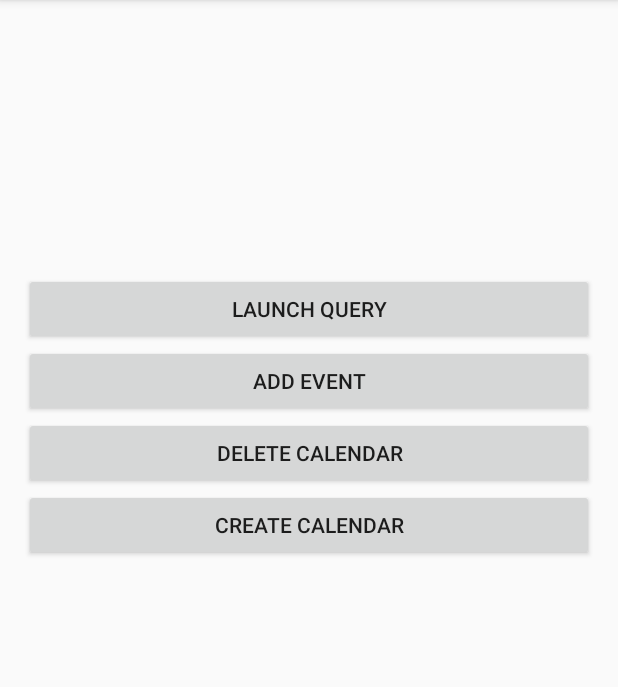
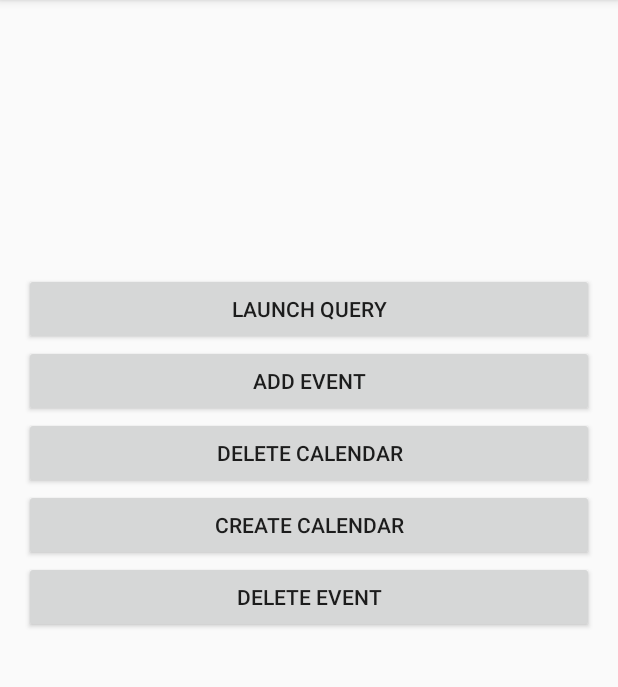
Before and after one commit to NGabi/DevoirsDAMP, an Android app: the screen it shows after launch (CalendarsActivity), after a tap on "ADD EVENT", on a phone screen of 412 x 824 dp, the part 84-771 px from its top. Run offline under Robolectric (Android 15) with nearby library versions, the phone set to English and light mode, and no system bars; 7 statements that could not run were skipped.

Commit message:
added function deleteEvent

```diff
--- a/Devoir3/CalendarProviderMeds/app/src/main/AndroidManifest.xml
+++ b/Devoir3/CalendarProviderMeds/app/src/main/AndroidManifest.xml
@@ -18,8 +18,7 @@
                 <category android:name="android.intent.category.LAUNCHER" />
             </intent-filter>
         </activity>
-        <activity android:name=".Main2Activity" >
-        </activity>
+
     </application>
 
 </manifest>
--- a/Devoir6/CalendarData_ContentProvider/app/src/main/java/com/example/ibagn/calendardata_contentprovider/CalendarsActivity.java
+++ b/Devoir6/CalendarData_ContentProvider/app/src/main/java/com/example/ibagn/calendardata_contentprovider/CalendarsActivity.java
@@ -26,7 +26,7 @@ public class CalendarsActivity extends AppCompatActivity {
 
 
     String MY_ACCOUNT_NAME = "anamaria@example.com";
-    String calendarID,calendarName="Medication Calendar";
+    String calendarID, calendarName = "Medication Calendar";
     boolean calendarExists = false;
     public static Uri CALENDAR_URI =
             Uri.parse("content://com.android.calendar/calendars");
@@ -42,7 +42,8 @@ public class CalendarsActivity extends AppCompatActivity {
         Button addEvent = (Button) findViewById(R.id.add);
         Button delete_btn = (Button) findViewById(R.id.delete);
         Button addCalendar = (Button) findViewById(R.id.addCalendar);
-        if(calendarExists == false){
+        Button deleteEvent = (Button) findViewById(R.id.rm_event);
+        if (calendarExists == false) {
             createCalendar();
             calendarExists = true;
         }
@@ -53,12 +54,10 @@ public class CalendarsActivity extends AppCompatActivity {
                 // TODO Auto-generated method stub
 
 
-                if(calendarExists == false){
+                if (calendarExists == false) {
                     createCalendar();
                     calendarExists = true;
                 }
-
-
 
 
             }
@@ -71,6 +70,17 @@ public class CalendarsActivity extends AppCompatActivity {
                 // TODO Auto-generated method stub
 
                 query();
+
+
+            }
+        });
+        deleteEvent.setOnClickListener(new View.OnClickListener() {
+
+            @Override
+            public void onClick(View v) {
+                // TODO Auto-generated method stub
+
+                removeEvent();
 
 
             }
@@ -94,6 +104,7 @@ public class CalendarsActivity extends AppCompatActivity {
             }
         });
     }
+
     public void createCalendar() {
         ContentValues values = new ContentValues();
         values.put(
@@ -141,7 +152,7 @@ public class CalendarsActivity extends AppCompatActivity {
         setId();
         calendarExists = true;
 
-        }
+    }
 
     public void deleteCalendar(String calendar_name) {
         Uri evuri = CalendarContract.Calendars.CONTENT_URI;
@@ -169,13 +180,7 @@ public class CalendarsActivity extends AppCompatActivity {
         // Get a Cursor over the Events Provider.
         if (Build.VERSION.SDK_INT >= Build.VERSION_CODES.M) {
             if (checkSelfPermission(Manifest.permission.READ_CALENDAR) != PackageManager.PERMISSION_GRANTED) {
-                // TODO: Consider calling
-                //    public void requestPermissions(@NonNull String[] permissions, int requestCode)
-                // here to request the missing permissions, and then overriding
-                //   public void onRequestPermissionsResult(int requestCode, String[] permissions,
-                //                                          int[] grantResults)
-                // to handle the case where the user grants the permission. See the documentation
-                // for Activity#requestPermissions for more details.
+
                 return;
             }
         }
@@ -250,6 +255,32 @@ public class CalendarsActivity extends AppCompatActivity {
         cursor.close();
     }
 
+    public void removeEvent() {
+        long calId = Integer.parseInt(calendarID);
+        if (calId == -1) {
+            // no calendar account; react meaningfully
+            return;
+        }
+        Uri evuri = CalendarContract.Events.CONTENT_URI;
+        Cursor result = getContentResolver().query(evuri, new String[]{ CalendarContract.Events._ID,  CalendarContract.Events.ACCOUNT_NAME, CalendarContract.Events.TITLE}, CalendarContract.Events.CALENDAR_ID + "= '" + calendarID + "'", null, null);
+
+        while (result.moveToNext()) {
+            if (result.getString(2).equals("Some title")) {
+                long calid = result.getLong(0);
+
+                Uri deleteUri = ContentUris.withAppendedId(evuri, calid);
+                if (Build.VERSION.SDK_INT >= Build.VERSION_CODES.M) {
+                    if (checkSelfPermission(Manifest.permission.WRITE_CALENDAR) != PackageManager.PERMISSION_GRANTED) {
+
+                        return;
+                    }
+                }
+                getContentResolver().delete(deleteUri, null, null);
+
+            }
+        }
+    }
+
     public void addEvent() {
         long calId = Integer.parseInt(calendarID);
         if (calId == -1) {
@@ -275,7 +306,7 @@ public class CalendarsActivity extends AppCompatActivity {
         values.put(CalendarContract.Events.DESCRIPTION,
                 "The agenda or some description of the event");
 // reasonable defaults exist:
-        values.put(CalendarContract.Events.ACCESS_LEVEL, CalendarContract.Events.ACCESS_PRIVATE);
+        values.put(CalendarContract.Events.ACCESS_LEVEL, CalendarContract.Events.ACCESS_PUBLIC);
         values.put(CalendarContract.Events.SELF_ATTENDEE_STATUS,
                 CalendarContract.Events.STATUS_CONFIRMED);
         values.put(CalendarContract.Events.ALL_DAY, 1);
--- a/Devoir6/CalendarData_ContentProvider/app/src/main/res/layout/activity_calendars.xml
+++ b/Devoir6/CalendarData_ContentProvider/app/src/main/res/layout/activity_calendars.xml
@@ -40,4 +40,12 @@
         android:layout_alignParentLeft="true"
         android:layout_alignParentRight="true"
         android:text="Create calendar" />
+    <Button
+        android:id="@+id/rm_event"
+        android:layout_below="@+id/addCalendar"
+        android:layout_width="wrap_content"
+        android:layout_height="wrap_content"
+        android:layout_alignParentLeft="true"
+        android:layout_alignParentRight="true"
+        android:text="Delete event" />
 </RelativeLayout>
```
